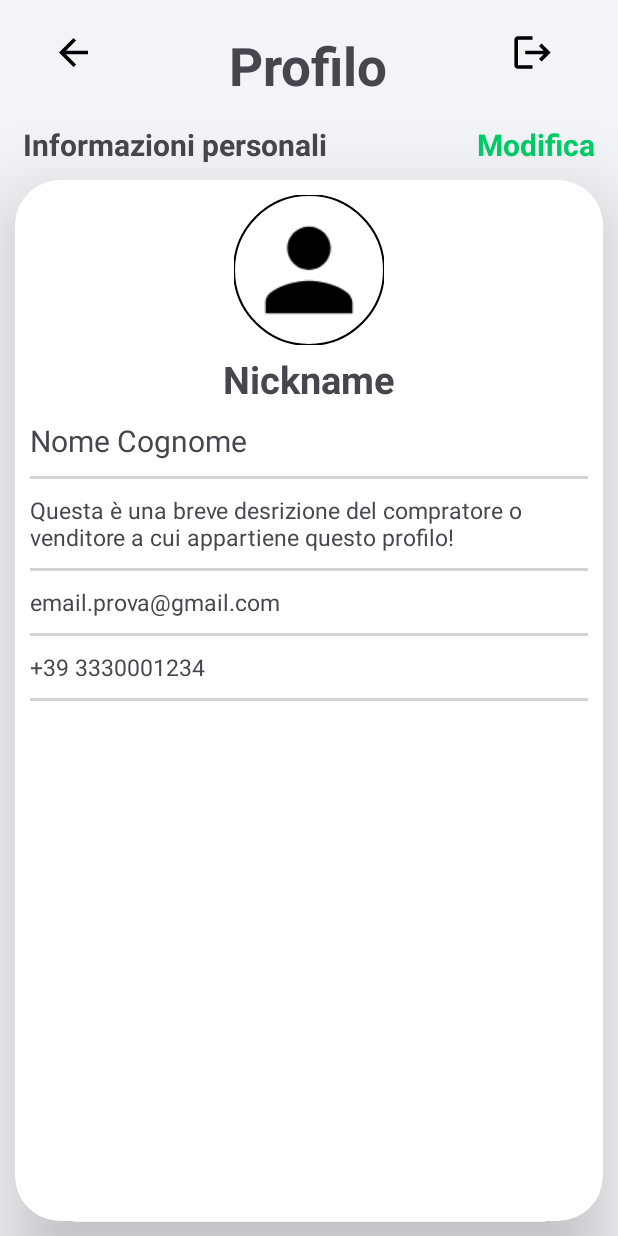
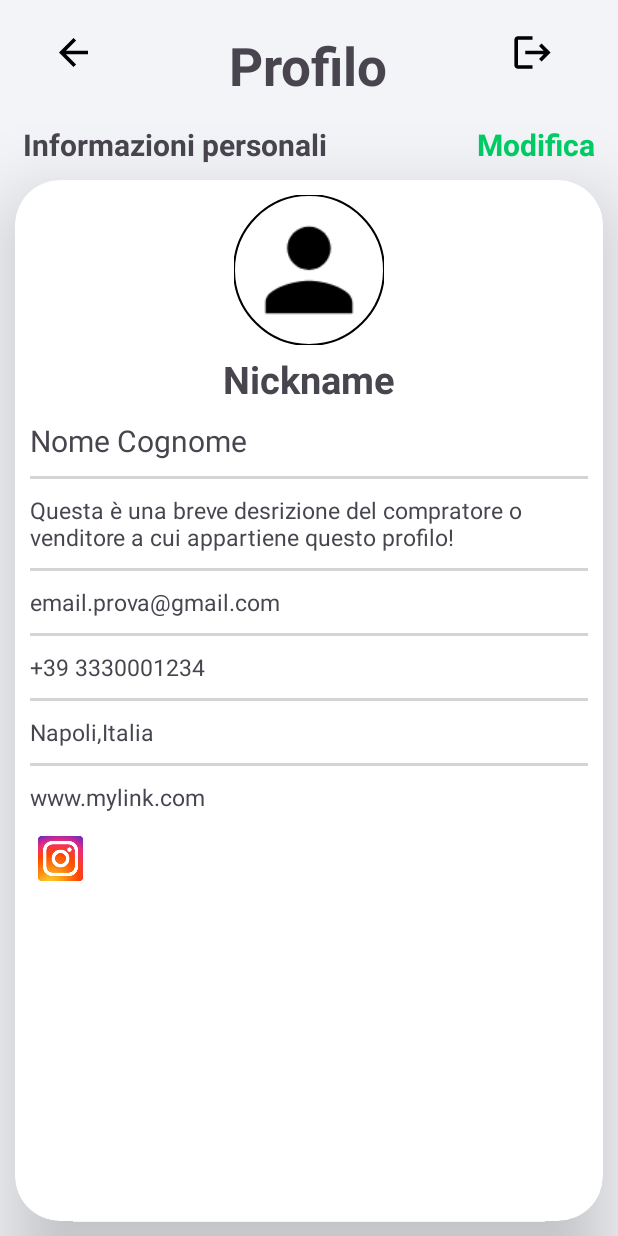
Before and after one commit to EmanueleGranillo/DietiDeals, an Android app: the ProfiloActivity screen opened directly, with no data from a screen before it, on a phone screen of 412 x 824 dp. Run offline under Robolectric (Android 15) with nearby library versions, the phone set to English and light mode, and no system bars; libraries missing offline, so code that uses them is left out: com.github.dhaval2404.imagepicker.

Commit message:
Update activity_profilo.xml
profilo finito

```diff
--- a/app/src/main/res/layout/activity_profilo.xml
+++ b/app/src/main/res/layout/activity_profilo.xml
@@ -203,6 +203,51 @@
                 android:background="#2C2C2C"
                 android:alpha="0.2"/>
 
+            <TextView
+                android:id="@+id/posizioneProfiloTextView"
+                android:layout_width="wrap_content"
+                android:layout_height="wrap_content"
+                android:layout_below="@id/separatore4"
+                android:layout_marginTop="10dp"
+                android:layout_alignParentStart="true"
+                android:layout_marginStart="10dp"
+                android:layout_marginEnd="10dp"
+                android:text="Napoli,Italia"
+                android:textSize="15dp" />
+
+            <View
+                android:id="@+id/separatore5"
+                android:layout_width="match_parent"
+                android:layout_height="2dp"
+                android:layout_below="@id/posizioneProfiloTextView"
+                android:layout_marginTop="10dp"
+                android:layout_alignParentStart="true"
+                android:layout_alignParentEnd="true"
+                android:layout_marginStart="10dp"
+                android:layout_marginEnd="10dp"
+                android:background="#2C2C2C"
+                android:alpha="0.2"/>
+
+            <TextView
+                android:id="@+id/sitoWebProfiloTextView"
+                android:layout_width="wrap_content"
+                android:layout_height="wrap_content"
+                android:layout_below="@id/separatore5"
+                android:layout_marginTop="10dp"
+                android:layout_alignParentStart="true"
+                android:layout_marginStart="10dp"
+                android:layout_marginEnd="10dp"
+                android:text="www.mylink.com"
+                android:textSize="15dp" />
+
+            <ImageView
+                android:layout_width="30dp"
+                android:layout_height="30dp"
+                android:src="@mipmap/ic_instagram_foreground"
+                android:layout_below="@id/sitoWebProfiloTextView"
+                android:layout_marginTop="15dp"
+                android:layout_marginStart="15dp"/>
+
         </RelativeLayout>
 
     </androidx.cardview.widget.CardView>
```
Lines whose indentation alone changed are shown as unchanged.
